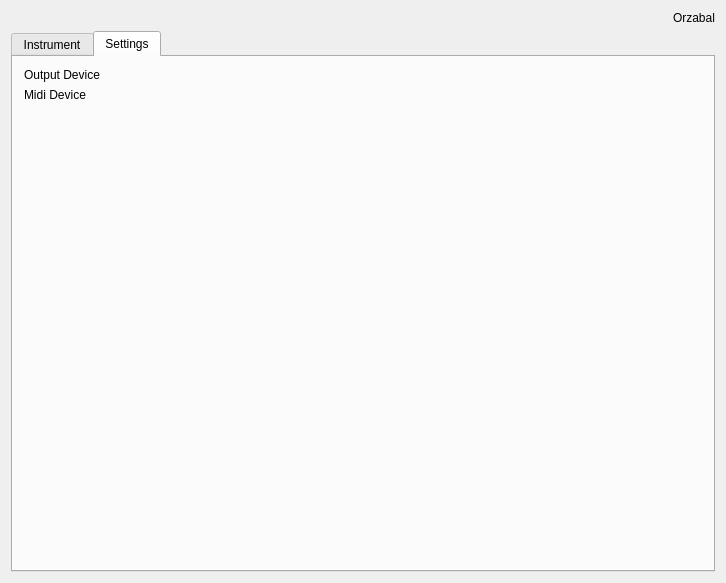
Before: the Qt Designer form src/qt/MainWindow.ui in chuckfairy/Orzabal, drawn with Qt 5.
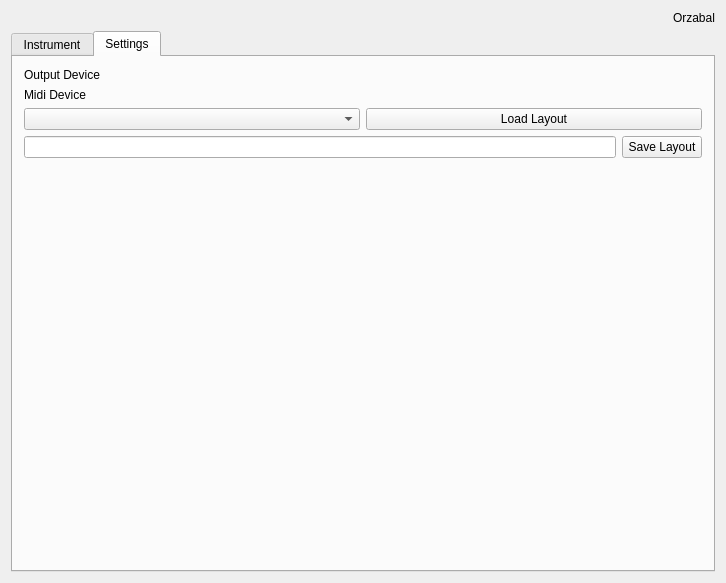
After: the same form once the commit is applied. The open tabs and pages were chosen to show the change.

Patch:
```diff
--- a/src/qt/MainWindow.ui
+++ b/src/qt/MainWindow.ui
@@ -70,8 +70,19 @@
        <attribute name="title">
         <string>Settings</string>
        </attribute>
-       <layout class="QGridLayout" name="gridLayout">
-        <item row="1" column="0">
+       <layout class="QVBoxLayout" name="verticalLayout_2">
+        <item>
+         <layout class="QHBoxLayout" name="horizontalLayout_5">
+          <item>
+           <widget class="QLabel" name="label_5">
+            <property name="text">
+             <string>Output Device</string>
+            </property>
+           </widget>
+          </item>
+         </layout>
+        </item>
+        <item>
          <layout class="QHBoxLayout" name="horizontalLayout_6">
           <item>
            <widget class="QLabel" name="label_7">
@@ -88,18 +99,35 @@
           </item>
          </layout>
         </item>
-        <item row="0" column="0">
-         <layout class="QHBoxLayout" name="horizontalLayout_5">
+        <item>
+         <layout class="QHBoxLayout" name="horizontalLayout_2">
           <item>
-           <widget class="QLabel" name="label_5">
+           <widget class="QComboBox" name="load_layout_dropdown"/>
+          </item>
+          <item>
+           <widget class="QPushButton" name="load_layout_btn">
             <property name="text">
-             <string>Output Device</string>
+             <string>Load Layout</string>
             </property>
            </widget>
           </item>
          </layout>
         </item>
-        <item row="2" column="0">
+        <item>
+         <layout class="QHBoxLayout" name="horizontalLayout">
+          <item>
+           <widget class="QLineEdit" name="save_layout_input"/>
+          </item>
+          <item>
+           <widget class="QPushButton" name="save_layout_btn">
+            <property name="text">
+             <string>Save Layout</string>
+            </property>
+           </widget>
+          </item>
+         </layout>
+        </item>
+        <item>
          <spacer name="verticalSpacer">
           <property name="orientation">
            <enum>Qt::Vertical</enum>
```
Left out of the diff: 2 changed lines with no effect on the pictures.
